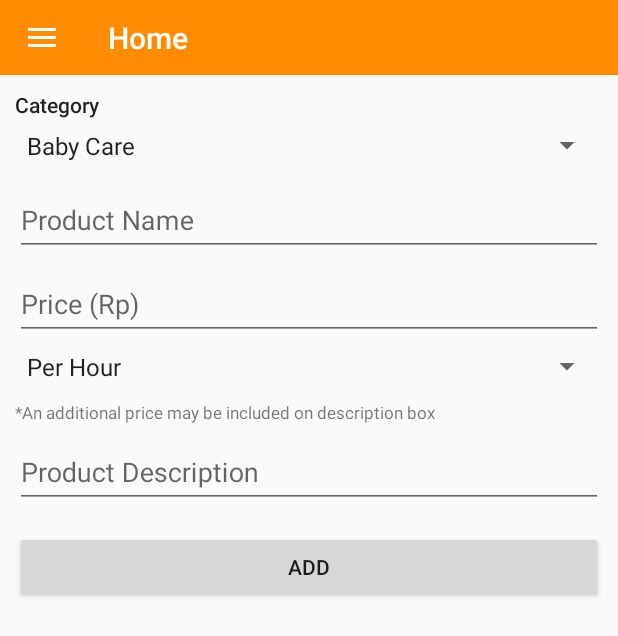
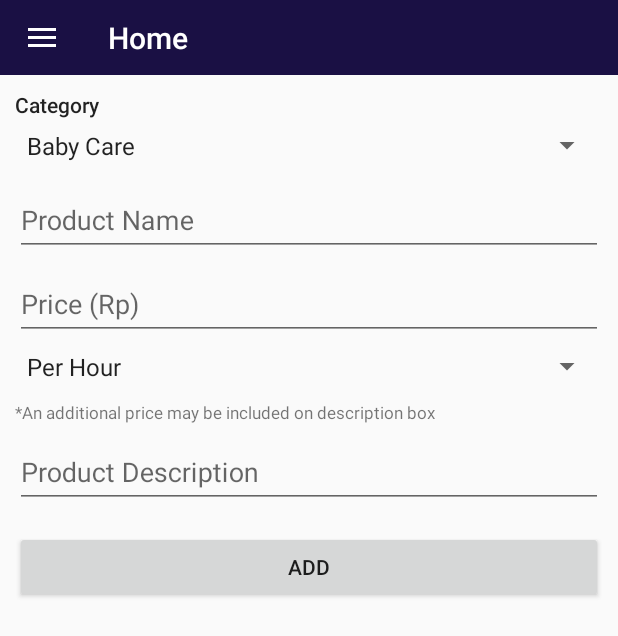
Before and after one commit to LittleFireflies/Negosio, an Android app: the fragment SewaBoard placed in its activity, on a phone screen of 412 x 824 dp. Shown: the top 636 px of the screen. Run offline under Robolectric (Android 15) with nearby library versions, the phone set to English and light mode, and no system bars; our stand-ins replace Firebase (no records; nobody signed in at launch, a user with empty details on screens opened directly); libraries missing offline, so code that uses them is left out: io.realm; 11 statements that could not run were skipped.

Commit message:
change home background

```diff
--- a/app/src/main/java/id/sch/smktelkom_mlg/projectwork/negosio/board/SewaBoard.java
+++ b/app/src/main/java/id/sch/smktelkom_mlg/projectwork/negosio/board/SewaBoard.java
@@ -32,7 +32,6 @@ public class SewaBoard extends Fragment implements View.OnClickListener {
     Spinner spCategory, spType;
     Button btnAdd;
     private DatabaseReference dbRef;
-    private FirebaseAuth firebaseAuth;
     private Realm realm;
     private LoginHelper loginHelper;
     //TextView hasil;
@@ -60,7 +59,6 @@ public class SewaBoard extends Fragment implements View.OnClickListener {
     private void assignToView() {
         //Firebase
         dbRef = FirebaseDatabase.getInstance().getReference();
-        firebaseAuth = FirebaseAuth.getInstance();
 
         realm = Realm.getDefaultInstance();
         loginHelper = new LoginHelper(realm);
@@ -101,10 +99,10 @@ public class SewaBoard extends Fragment implements View.OnClickListener {
             int category = 0;
             int type = 0;
             String username = "";
-
             type = spType.getSelectedItemPosition();
             category = spCategory.getSelectedItemPosition();
 
+            try {
                 ArrayList<UserLogin> login = new ArrayList<>();
                 login = loginHelper.getUserLogin();
                 for (int i = 0; i < login.size(); i++) {
@@ -119,9 +117,12 @@ public class SewaBoard extends Fragment implements View.OnClickListener {
                 barang.setType(type);
                 barang.setUsername(username);
 
-            dbRef.child("Barang").push();
+                dbRef.child("Barang").push().setValue(barang);
                 Toast.makeText(ctx, "Add Success", Toast.LENGTH_SHORT).show();
                 ((MainActivity) ctx).displayView(R.string.ClassHome);
+            } catch (Exception e) {
+
             }
         }
     }
+}
--- a/app/src/main/res/layout/home_board.xml
+++ b/app/src/main/res/layout/home_board.xml
@@ -8,4 +8,5 @@
     android:paddingBottom="@dimen/activity_vertical_margin"
     android:paddingTop="@dimen/activity_vertical_margin"
     android:scrollbars="vertical"
+    android:background="@drawable/background"
     tools:context="id.sch.smktelkom_mlg.projectwork.negosio.board.HomeBoard" />
--- a/app/src/main/res/layout/toolbar.xml
+++ b/app/src/main/res/layout/toolbar.xml
@@ -5,6 +5,6 @@
     android:layout_width="match_parent"
     android:layout_height="50dp"
     android:layout_centerInParent="true"
-    android:background="?attr/colorPrimary"
+    android:background="#1a1044"
     local:theme="@style/ThemeOverlay.AppCompat.Dark.ActionBar"
     local:popupTheme="@style/ThemeOverlay.AppCompat.Light" />
--- a/app/src/main/res/values/arrays.xml
+++ b/app/src/main/res/values/arrays.xml
@@ -90,12 +90,4 @@
         <item>At Meydanı No:7, 34122 Fatih/İstanbul, Turkey</item>
         <item>Cape Town, South Africa</item>
     </string-array>
-    <array name="places_picture">
-        <item>@drawable/a</item>
-        <item>@drawable/b</item>
-        <item>@drawable/c</item>
-        <item>@drawable/d</item>
-        <item>@drawable/e</item>
-        <item>@drawable/f</item>
-    </array>
 </resources>
--- a/app/src/main/res/values/colors.xml
+++ b/app/src/main/res/values/colors.xml
@@ -1,6 +1,6 @@
 <?xml version="1.0" encoding="utf-8"?>
 <resources>
-    <color name="colorPrimary">#FF8C00</color>
+    <color name="colorPrimary">#1a1044</color>
     <color name="colorPrimaryDark">#303F9F</color>
     <color name="colorAccent">#FF4081</color>
     <color name="White">#FFFFFF</color>
```
Also changed, not shown: app/src/main/res/drawable/a.png (deleted), app/src/main/res/drawable/background.jpg (added), app/src/main/res/drawable/background.png (deleted), app/src/main/res/drawable/c.png (deleted), app/src/main/res/drawable/d.png (deleted), app/src/main/res/drawable/e.png (deleted), app/src/main/res/drawable/f.png (deleted), 1 other file. Lines whose indentation alone changed are shown as unchanged.
